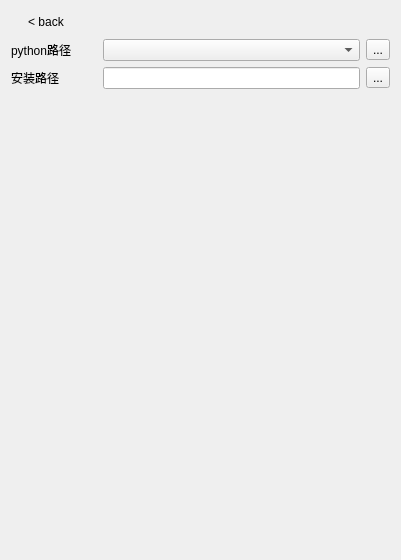
Before: the Qt Designer form app/ui/setting.ui in ctpbee/bee_box, drawn with Qt 5.
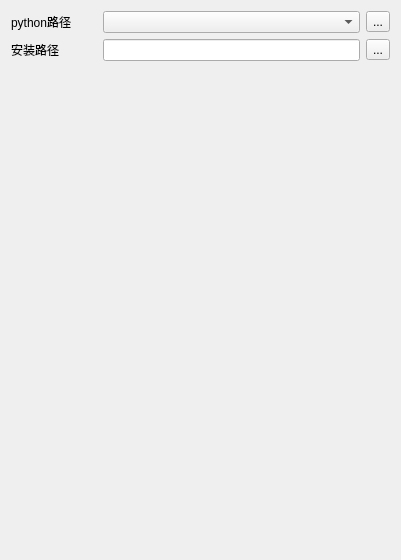
After: the same form once the commit is applied.

What changed in the file:
```diff
--- a/app/ui/setting.ui
+++ b/app/ui/setting.ui
@@ -14,25 +14,6 @@
    <string>Form</string>
   </property>
   <layout class="QVBoxLayout" name="verticalLayout">
-   <item>
-    <widget class="QPushButton" name="back_btn">
-     <property name="maximumSize">
-      <size>
-       <width>70</width>
-       <height>16777215</height>
-      </size>
-     </property>
-     <property name="styleSheet">
-      <string notr="true">font: 75 11pt &quot;Arial&quot;;</string>
-     </property>
-     <property name="text">
-      <string>&lt; back</string>
-     </property>
-     <property name="flat">
-      <bool>true</bool>
-     </property>
-    </widget>
-   </item>
    <item>
     <layout class="QHBoxLayout" name="horizontalLayout" stretch="2,6,1">
      <item>
```
